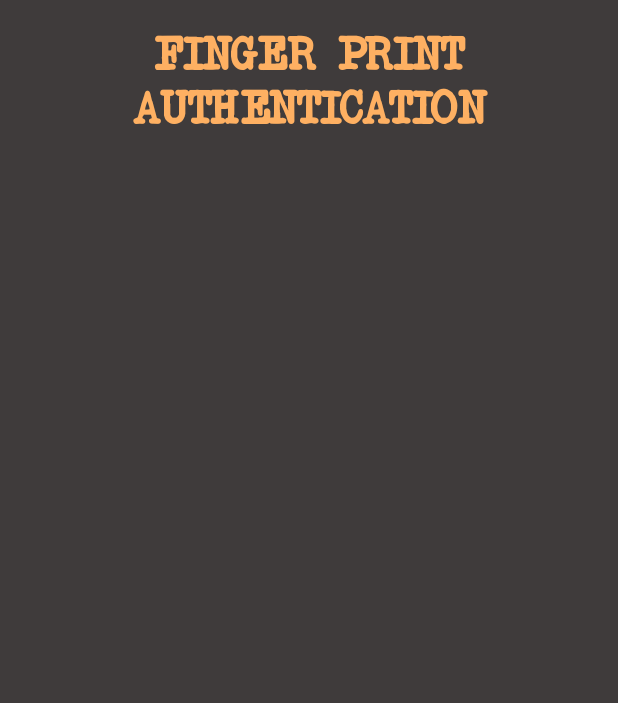
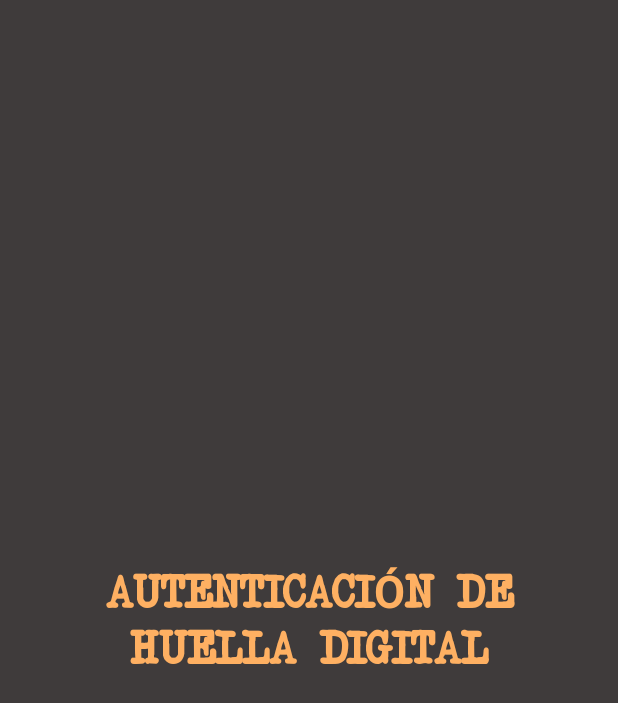
Before and after one commit to joracha/TraductorMorse, an Android app: the screen it shows after launch (AuthenticationActivity), on a phone screen of 412 x 824 dp. Shown: the top 703 px of the screen. Run offline under Robolectric (Android 15) with nearby library versions, the phone set to English and light mode, and no system bars; pictures from the network do not load.

Commit message:
Texto centrado, bug pequeno arreglado

```diff
--- a/app/src/main/java/com/example/traductormorse/AuthenticationActivity.java
+++ b/app/src/main/java/com/example/traductormorse/AuthenticationActivity.java
@@ -75,7 +75,6 @@ public class AuthenticationActivity extends AppCompatActivity {
         FingerprintManager.CryptoObject cryptoObject = new FingerprintManager.CryptoObject(cipher);
         CancellationSignal cancellationSignal = new CancellationSignal();
         fingerprintManager.authenticate(cryptoObject, cancellationSignal, 0, new AuthenticationResult(getApplicationContext()), null);
-
     }
 
     private void showError(int id, String e){
--- a/app/src/main/res/layout/activity_authentication.xml
+++ b/app/src/main/res/layout/activity_authentication.xml
@@ -13,13 +13,13 @@
         android:layout_height="wrap_content"
         android:layout_centerVertical="true"
         android:layout_marginStart="16dp"
-        android:layout_marginTop="16dp"
         android:layout_marginEnd="16dp"
         android:gravity="center"
         android:text="@string/authenticationmsg"
         android:textColor="#feb062"
         android:textSize="30sp"
         android:textStyle="bold"
+        app:layout_constraintBottom_toBottomOf="parent"
         app:layout_constraintEnd_toEndOf="parent"
         app:layout_constraintHorizontal_bias="1.0"
         app:layout_constraintStart_toStartOf="parent"
--- a/app/src/main/res/values/strings.xml
+++ b/app/src/main/res/values/strings.xml
@@ -6,5 +6,5 @@
     <string name="line">-</string>
     <string name="codigo_morse">C O D I G O M O R S E</string>
     <string name="destino">D E S T I N O</string>
-    <string name="authenticationmsg">FINGER PRINT AUTHENTICATION</string>
+    <string name="authenticationmsg">AUTENTICACIÓN DE HUELLA DIGITAL</string>
 </resources>
```
Also changed, not shown: app/src/main/java/com/example/traductormorse/MainActivity.java (+8 -6 lines).
